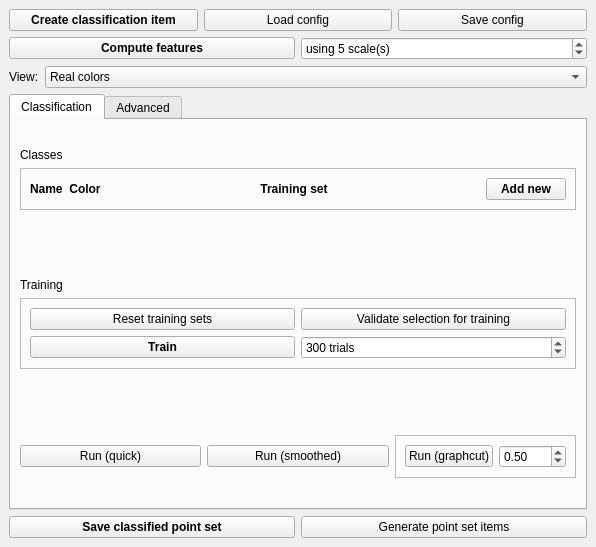
Qt form Polyhedron/demo/Polyhedron/Plugins/Point_set/Point_set_classification_widget.ui (CGAL/cgal) before a commit.
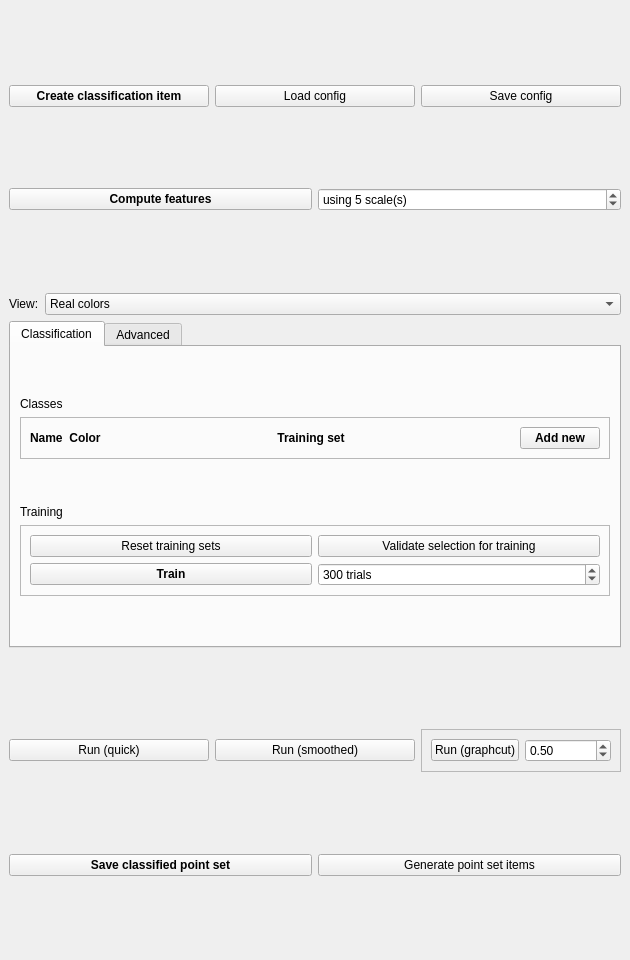
The same form after that commit.

Commit message: Make demo safer to use

The edit to the form file:
```diff
--- a/Polyhedron/demo/Polyhedron/Plugins/Point_set/Point_set_classification_widget.ui
+++ b/Polyhedron/demo/Polyhedron/Plugins/Point_set/Point_set_classification_widget.ui
@@ -6,8 +6,8 @@
    <rect>
     <x>0</x>
     <y>0</y>
-    <width>596</width>
-    <height>547</height>
+    <width>630</width>
+    <height>960</height>
    </rect>
   </property>
   <property name="windowTitle">
@@ -72,19 +72,6 @@
       </property>
      </spacer>
     </item>
-    <item>
-     <spacer name="verticalSpacer_5">
-      <property name="orientation">
-       <enum>Qt::Vertical</enum>
-      </property>
-      <property name="sizeHint" stdset="0">
-       <size>
-        <width>20</width>
-        <height>40</height>
-       </size>
-      </property>
-     </spacer>
-    </item>
     <item>
      <layout class="QHBoxLayout" name="horizontalLayout_7">
       <item>
@@ -316,14 +303,14 @@
          </widget>
         </item>
         <item>
-         <spacer name="verticalSpacer_11">
+         <spacer name="verticalSpacer_5">
           <property name="orientation">
            <enum>Qt::Vertical</enum>
           </property>
           <property name="sizeHint" stdset="0">
            <size>
             <width>20</width>
-            <height>82</height>
+            <height>40</height>
            </size>
           </property>
          </spacer>
@@ -398,98 +385,14 @@
          </widget>
         </item>
         <item>
-         <spacer name="verticalSpacer_13">
+         <spacer name="verticalSpacer_11">
           <property name="orientation">
            <enum>Qt::Vertical</enum>
           </property>
           <property name="sizeHint" stdset="0">
            <size>
             <width>20</width>
-            <height>81</height>
-           </size>
-          </property>
-         </spacer>
-        </item>
-        <item>
-         <layout class="QHBoxLayout" name="horizontalLayout_2">
-          <item>
-           <widget class="QPushButton" name="run">
-            <property name="font">
-             <font>
-              <weight>50</weight>
-              <bold>false</bold>
-             </font>
-            </property>
-            <property name="text">
-             <string>Run (quick)</string>
-            </property>
-           </widget>
-          </item>
-          <item>
-           <widget class="QPushButton" name="run_smoothed">
-            <property name="text">
-             <string>Run (smoothed)</string>
-            </property>
-           </widget>
-          </item>
-          <item>
-           <widget class="QFrame" name="frame">
-            <property name="frameShape">
-             <enum>QFrame::StyledPanel</enum>
-            </property>
-            <property name="frameShadow">
-             <enum>QFrame::Raised</enum>
-            </property>
-            <layout class="QHBoxLayout" name="horizontalLayout_10">
-             <item>
-              <widget class="QPushButton" name="run_graphcut">
-               <property name="font">
-                <font>
-                 <weight>50</weight>
-                 <bold>false</bold>
-                </font>
-               </property>
-               <property name="text">
-                <string>Run (graphcut)</string>
-               </property>
-              </widget>
-             </item>
-             <item>
-              <widget class="QDoubleSpinBox" name="smoothingDoubleSpinBox">
-               <property name="sizePolicy">
-                <sizepolicy hsizetype="Minimum" vsizetype="Fixed">
-                 <horstretch>0</horstretch>
-                 <verstretch>0</verstretch>
-                </sizepolicy>
-               </property>
-               <property name="toolTip">
-                <string>Smoothing strenght</string>
-               </property>
-               <property name="maximum">
-                <double>10.000000000000000</double>
-               </property>
-               <property name="singleStep">
-                <double>0.100000000000000</double>
-               </property>
-               <property name="value">
-                <double>0.500000000000000</double>
-               </property>
-              </widget>
-             </item>
-            </layout>
-           </widget>
-          </item>
-         </layout>
-        </item>
-        <item>
-         <spacer name="verticalSpacer_8">
-          <property name="orientation">
-           <enum>Qt::Vertical</enum>
-          </property>
-          <property name="sizeHint" stdset="0">
-           <size>
-            <width>20</width>
-            <height>41</height>
+            <height>40</height>
            </size>
           </property>
          </spacer>
@@ -684,6 +587,90 @@
       </widget>
      </widget>
     </item>
+    <item>
+     <spacer name="verticalSpacer_8">
+      <property name="orientation">
+       <enum>Qt::Vertical</enum>
+      </property>
+      <property name="sizeHint" stdset="0">
+       <size>
+        <width>20</width>
+        <height>41</height>
+       </size>
+      </property>
+     </spacer>
+    </item>
+    <item>
+     <layout class="QHBoxLayout" name="horizontalLayout_2">
+      <item>
+       <widget class="QPushButton" name="run">
+        <property name="font">
+         <font>
+          <weight>50</weight>
+          <bold>false</bold>
+         </font>
+        </property>
+        <property name="text">
+         <string>Run (quick)</string>
+        </property>
+       </widget>
+      </item>
+      <item>
+       <widget class="QPushButton" name="run_smoothed">
+        <property name="text">
+         <string>Run (smoothed)</string>
+        </property>
+       </widget>
+      </item>
+      <item>
+       <widget class="QFrame" name="frame">
+        <property name="frameShape">
+         <enum>QFrame::StyledPanel</enum>
+        </property>
+        <property name="frameShadow">
+         <enum>QFrame::Raised</enum>
+        </property>
+        <layout class="QHBoxLayout" name="horizontalLayout_10">
+         <item>
+          <widget class="QPushButton" name="run_graphcut">
+           <property name="font">
+            <font>
+             <weight>50</weight>
+             <bold>false</bold>
+            </font>
+           </property>
+           <property name="text">
+            <string>Run (graphcut)</string>
+           </property>
+          </widget>
+         </item>
+         <item>
+          <widget class="QDoubleSpinBox" name="smoothingDoubleSpinBox">
+           <property name="sizePolicy">
+            <sizepolicy hsizetype="Minimum" vsizetype="Fixed">
+             <horstretch>0</horstretch>
+             <verstretch>0</verstretch>
+            </sizepolicy>
+           </property>
+           <property name="toolTip">
+            <string>Smoothing strenght</string>
+           </property>
+           <property name="maximum">
+            <double>10.000000000000000</double>
+           </property>
+           <property name="singleStep">
+            <double>0.100000000000000</double>
+           </property>
+           <property name="value">
+            <double>0.500000000000000</double>
+           </property>
+          </widget>
+         </item>
+        </layout>
+       </widget>
+      </item>
+     </layout>
+    </item>
     <item>
      <spacer name="verticalSpacer_6">
       <property name="orientation">
```
Left out of the diff: 7 changed lines with no effect on the pictures. The commit also changes 2 other files.
